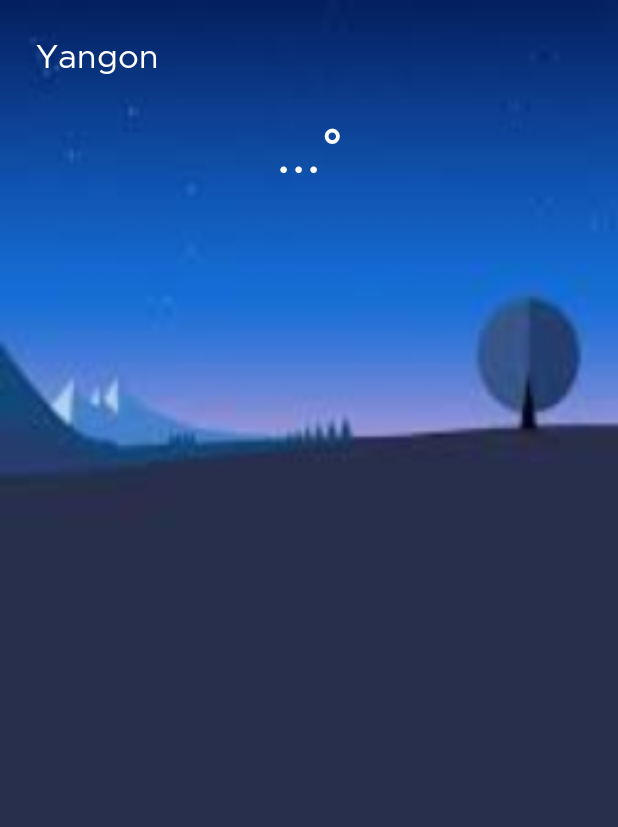
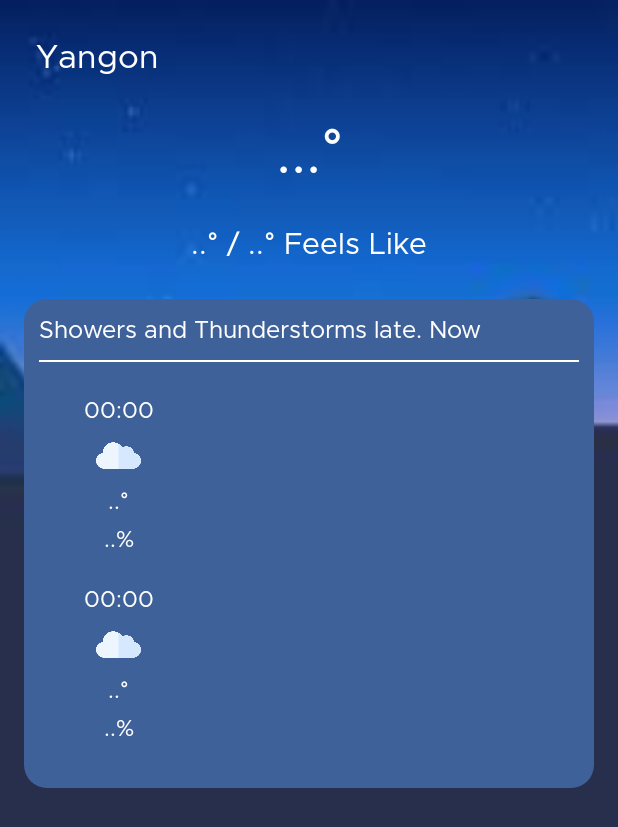
Before and after one commit to Aung-Thu-Khant/WeatherDemo, an Android app: the layout activity_main.xml on its own in the app's theme, with its tools: preview values and no code run, on a phone screen of 412 x 824 dp. Shown: the top 827 px of the screen. Run offline under Robolectric (Android 15) with nearby library versions, the phone set to English and light mode, and no system bars.

```diff
--- /dev/null
+++ b/app/src/main/res/drawable/card_hourly_bg.xml
@@ -0,0 +1,10 @@
+<?xml version="1.0" encoding="utf-8"?>
+<shape xmlns:android="http://schemas.android.com/apk/res/android">
+
+    <solid
+        android:color="#3F6199"/>
+
+    <corners
+        android:radius="15dp"/>
+
+</shape>
--- a/app/src/main/res/layout/activity_main.xml
+++ b/app/src/main/res/layout/activity_main.xml
@@ -34,4 +34,57 @@
         app:layout_constraintEnd_toEndOf="parent"
         app:layout_constraintStart_toStartOf="parent"
         app:layout_constraintTop_toBottomOf="@+id/txtTownShip" />
+
+    <TextView
+        android:id="@+id/txtCurrentMaxMin"
+        android:layout_width="wrap_content"
+        android:layout_height="wrap_content"
+        android:layout_marginTop="24dp"
+        android:text="..° / ..° Feels Like"
+        android:textColor="@color/white"
+        android:textSize="20sp"
+        android:fontFamily="@font/metropolis_regular"
+        app:layout_constraintEnd_toEndOf="parent"
+        app:layout_constraintStart_toStartOf="parent"
+        app:layout_constraintTop_toBottomOf="@+id/txtCurrentTemp" />
+
+    <RelativeLayout
+        android:layout_width="0dp"
+        android:layout_height="wrap_content"
+        android:layout_marginStart="16dp"
+        android:layout_marginTop="24dp"
+        android:layout_marginEnd="16dp"
+        android:padding="10dp"
+        android:background="@drawable/card_hourly_bg"
+        app:layout_constraintEnd_toEndOf="parent"
+        app:layout_constraintStart_toStartOf="parent"
+        app:layout_constraintTop_toBottomOf="@+id/txtCurrentMaxMin">
+
+        <TextView
+            android:id="@+id/txtHrTitle"
+            android:layout_width="wrap_content"
+            android:layout_height="wrap_content"
+            android:textSize="16sp"
+            android:textColor="@color/white"
+            android:fontFamily="@font/metropolis_regular"
+            android:text="Showers and Thunderstorms late. Now"/>
+        <View
+            android:id="@+id/vHr"
+            android:layout_width="match_parent"
+            android:layout_height="1dp"
+            android:layout_below="@+id/txtHrTitle"
+            android:layout_marginTop="10dp"
+            android:background="@color/white"/>
+        <androidx.recyclerview.widget.RecyclerView
+            android:id="@+id/rvHourly"
+            android:layout_marginTop="12dp"
+            android:layout_marginBottom="10dp"
+            android:layout_width="match_parent"
+            android:layout_height="wrap_content"
+            android:orientation="horizontal"
+            tools:listitem="@layout/hourly_item"
+            tools:itemCount="2"
+            android:layout_below="@+id/vHr"/>
+
+    </RelativeLayout>
 </androidx.constraintlayout.widget.ConstraintLayout>
--- /dev/null
+++ b/app/src/main/res/layout/hourly_item.xml
@@ -0,0 +1,51 @@
+<?xml version="1.0" encoding="utf-8"?>
+<RelativeLayout xmlns:android="http://schemas.android.com/apk/res/android"
+    xmlns:app="http://schemas.android.com/apk/res-auto"
+    android:layout_width="wrap_content"
+    android:paddingRight="20dp"
+    android:paddingLeft="20dp"
+    android:layout_margin="10dp"
+    android:layout_height="wrap_content">
+
+    <TextView
+        android:id="@+id/txtHr"
+        android:layout_width="wrap_content"
+        android:layout_height="wrap_content"
+        android:text="00:00"
+        android:textSize="15sp"
+        android:layout_centerHorizontal="true"
+        android:textColor="@color/white"
+        android:fontFamily="@font/metropolis_regular"/>
+
+    <ImageView
+        android:id="@+id/imageView2"
+        android:layout_width="30dp"
+        android:layout_height="30dp"
+        android:layout_marginTop="5dp"
+        android:layout_below="@+id/txtHr"
+        android:layout_centerHorizontal="true"
+        app:srcCompat="@drawable/cloud" />
+    <TextView
+        android:id="@+id/txtHrTmp"
+        android:layout_width="wrap_content"
+        android:layout_height="wrap_content"
+        android:text="..°"
+        android:layout_marginTop="5dp"
+        android:textSize="15sp"
+        android:layout_centerHorizontal="true"
+        android:textColor="@color/white"
+        android:layout_below="@+id/imageView2"
+        android:fontFamily="@font/metropolis_regular"/>
+
+    <TextView
+        android:id="@+id/txtHrRain"
+        android:layout_width="wrap_content"
+        android:layout_height="wrap_content"
+        android:text="..%"
+        android:textSize="15sp"
+        android:layout_centerHorizontal="true"
+        android:layout_marginTop="5dp"
+        android:textColor="@color/white"
+        android:layout_below="@+id/txtHrTmp"
+        android:fontFamily="@font/metropolis_regular"/>
+</RelativeLayout>
```
Also changed, not shown: app/src/main/java/com/example/weatherdemo/MainActivity.kt (+47 -1 lines), app/src/main/java/com/example/weatherdemo/adapter/MyHourlyAdapter.kt (added, +47 -0 lines), app/src/main/java/com/example/weatherdemo/model/MyHourly.kt (added, +7 -0 lines), app/src/main/res/drawable/cloud.png (added).
